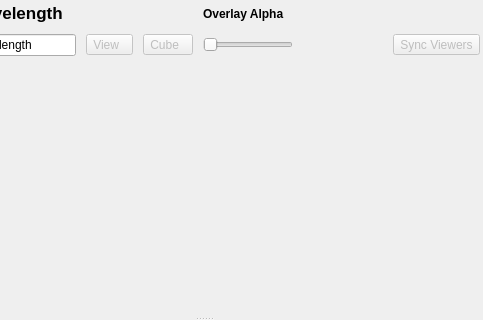
First picture: the form in cubeviz/layout.ui, repository spacetelescope/cubeviz, before the edit; both pictures show x 633 to 1116 and y 0 to 320 of the 1116 by 578 pixel window.
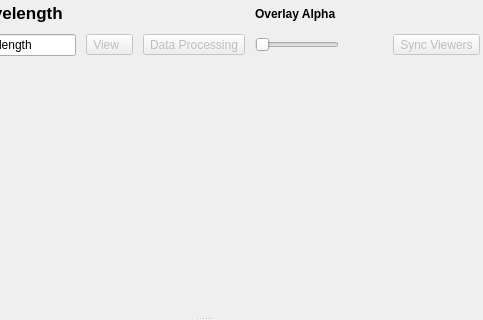
Second picture: the form after the edit.

Commit message: Change button name from "Cube" to "Data Processing"

Patch:
```diff
--- a/cubeviz/layout.ui
+++ b/cubeviz/layout.ui
@@ -209,7 +209,7 @@
         </size>
        </property>
        <property name="text">
-        <string>Cube  </string>
+        <string>Data Processing</string>
        </property>
        <property name="popupMode">
         <enum>QToolButton::InstantPopup</enum>
```
